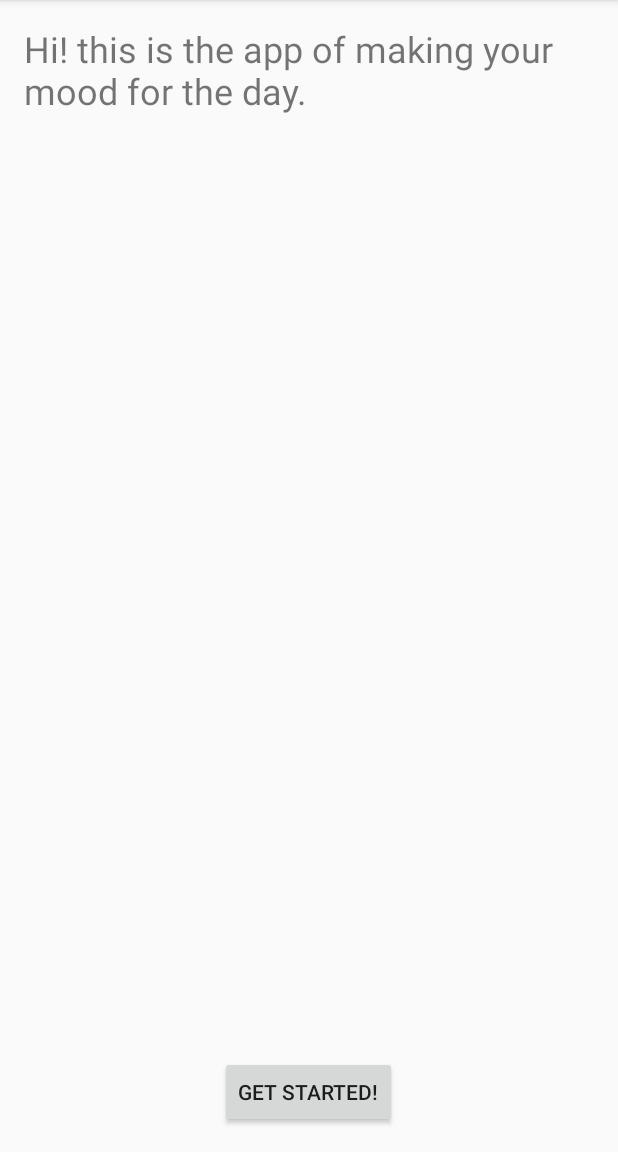
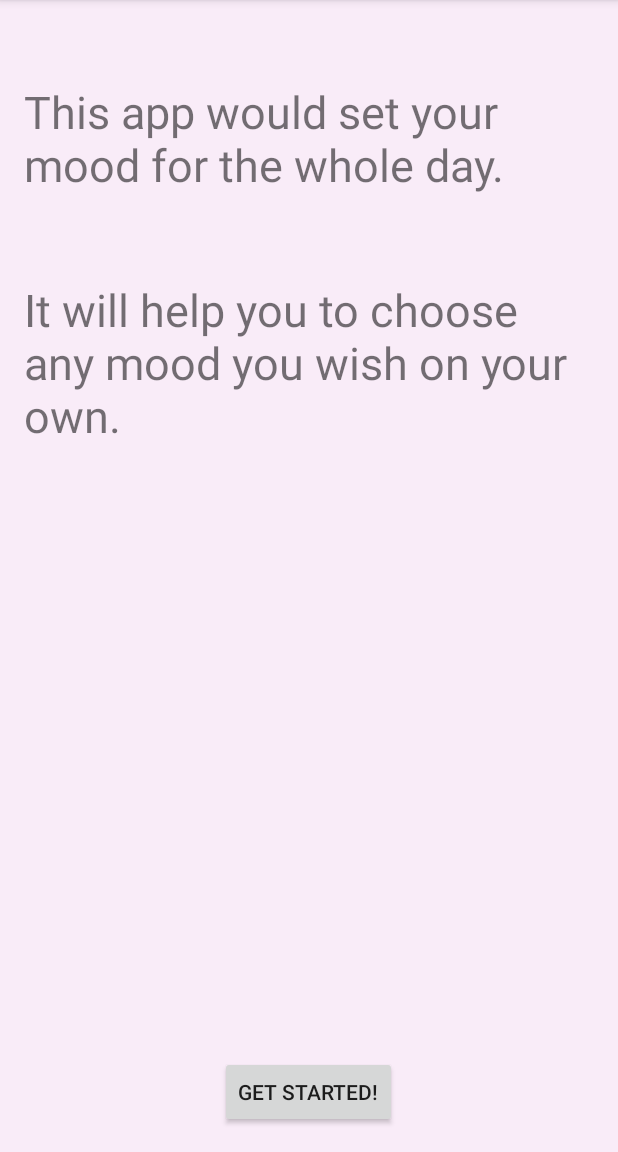
Before and after one commit to Zavgorodniy/MoodMaker, an Android app: the screen it shows after launch (MainActivity), on a phone screen of 412 x 824 dp, the part 84-1236 px from its top. Run offline under Robolectric (Android 15) with nearby library versions, the phone set to English and light mode, and no system bars.

```diff
--- a/app/src/main/res/layout/activity_content.xml
+++ b/app/src/main/res/layout/activity_content.xml
@@ -6,6 +6,7 @@
     android:paddingBottom="@dimen/activity_vertical_margin"
     android:paddingLeft="@dimen/activity_horizontal_margin"
     android:paddingRight="@dimen/activity_horizontal_margin"
+    android:background="#F9ECF8"
     android:paddingTop="@dimen/activity_vertical_margin"
     android:id="@+id/content">
 
--- a/app/src/main/res/layout/activity_main.xml
+++ b/app/src/main/res/layout/activity_main.xml
@@ -6,6 +6,7 @@
     android:paddingBottom="@dimen/activity_vertical_margin"
     android:paddingLeft="@dimen/activity_horizontal_margin"
     android:paddingRight="@dimen/activity_horizontal_margin"
+    android:background="#F9ECF8"
     android:paddingTop="@dimen/activity_vertical_margin"
     tools:context="com.zavgorodniy.moodmaker.MainActivity">
 
@@ -13,7 +14,24 @@
         android:layout_width="wrap_content"
         android:layout_height="wrap_content"
         style="@style/HeaderText"
-        android:text="@string/tv_initial_text" />
+        android:text="@string/tv_initial_text_first"
+        android:id="@+id/textView"
+        android:layout_marginTop="38dp"
+        android:layout_alignParentTop="true"
+        android:layout_alignParentLeft="true"
+        android:layout_alignParentStart="true"
+        android:textSize="30sp" />
+
+    <TextView
+        android:layout_width="wrap_content"
+        android:layout_height="wrap_content"
+        style="@style/HeaderText"
+        android:text="@string/tv_initial_text_second"
+        android:layout_marginTop="40dp"
+        android:layout_below="@+id/textView"
+        android:layout_alignParentLeft="true"
+        android:layout_alignParentStart="true"
+        android:textSize="30sp" />
 
     <Button
         android:layout_width="wrap_content"
--- a/app/src/main/res/values/strings.xml
+++ b/app/src/main/res/values/strings.xml
@@ -2,7 +2,8 @@
     <string name="app_name">Mood Maker</string>
 
     <string name="about">About</string>
-    <string name="tv_initial_text">Hi! this is the app of making your mood for the day.</string>
+    <string name="tv_initial_text_first">This app would set your mood for the whole day.</string>
+    <string name="tv_initial_text_second">It will help you to choose any mood you wish on your own.</string>
     <string name="bt_start">Get started!</string>
 
     <string name="version">Version: 0.1beta</string>
--- a/app/src/main/res/values/styles.xml
+++ b/app/src/main/res/values/styles.xml
@@ -17,6 +17,7 @@
     <style name="TitleText">
         <item name="android:textSize">16sp</item>
         <item name="android:paddingBottom">16sp</item>
+        <item name="android:paddingTop">16sp</item>
         <item name="android:gravity">center_vertical</item>
     </style>
 </resources>
```
Also changed, not shown: app/src/main/java/com/zavgorodniy/moodmaker/ContentActivity.java (+14 -5 lines), app/src/main/res/layout/activity_criteria.xml (+3 -4 lines), app/src/main/res/drawable/appeasement.png (deleted), app/src/main/res/drawable/appesement.jpg (added), app/src/main/res/drawable/happy.jpeg (deleted), app/src/main/res/drawable/happy.jpg (added), app/src/main/res/drawable/sad.jpg, 2 other files.
